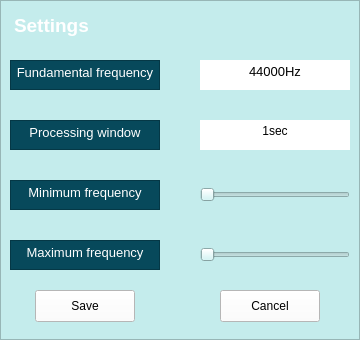
AndBarata/Multimedia-Systems, file Project/guiPages/SettingsPopUp.ui: the form before one commit.
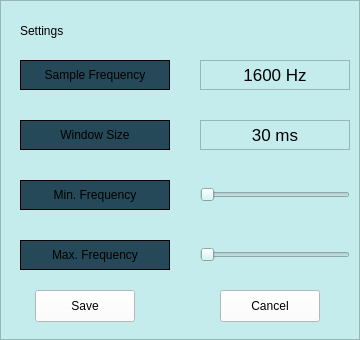
The form after the commit.

Diff of the .ui file:
```diff
--- a/Project/guiPages/SettingsPopUp.ui
+++ b/Project/guiPages/SettingsPopUp.ui
@@ -49,224 +49,6 @@
    <property name="frameShadow">
     <enum>QFrame::Raised</enum>
    </property>
-   <widget class="QTextEdit" name="settings">
-    <property name="geometry">
-     <rect>
-      <x>10</x>
-      <y>10</y>
-      <width>140</width>
-      <height>40</height>
-     </rect>
-    </property>
-    <property name="mouseTracking">
-     <bool>true</bool>
-    </property>
-    <property name="frameShape">
-     <enum>QFrame::NoFrame</enum>
-    </property>
-    <property name="verticalScrollBarPolicy">
-     <enum>Qt::ScrollBarAsNeeded</enum>
-    </property>
-    <property name="html">
-     <string>&lt;!DOCTYPE HTML PUBLIC &quot;-//W3C//DTD HTML 4.0//EN&quot; &quot;http://www.w3.org/TR/REC-html40/strict.dtd&quot;&gt;
-&lt;html&gt;&lt;head&gt;&lt;meta name=&quot;qrichtext&quot; content=&quot;1&quot; /&gt;&lt;meta charset=&quot;utf-8&quot; /&gt;&lt;style type=&quot;text/css&quot;&gt;
-p, li { white-space: pre-wrap; }
-hr { height: 1px; border-width: 0; }
-li.unchecked::marker { content: &quot;\2610&quot;; }
-li.checked::marker { content: &quot;\2612&quot;; }
-&lt;/style&gt;&lt;/head&gt;&lt;body style=&quot; font-family:'.AppleSystemUIFont'; font-size:13pt; font-weight:400; font-style:normal;&quot;&gt;
-&lt;p style=&quot; margin-top:12px; margin-bottom:12px; margin-left:0px; margin-right:0px; -qt-block-indent:0; text-indent:0px;&quot;&gt;&lt;span style=&quot; font-family:'Segoe UI'; font-size:14pt; font-weight:700; color:#ffffff;&quot;&gt;Settings&lt;/span&gt;&lt;/p&gt;&lt;/body&gt;&lt;/html&gt;</string>
-    </property>
-   </widget>
-   <widget class="QTextEdit" name="f0">
-    <property name="geometry">
-     <rect>
-      <x>10</x>
-      <y>60</y>
-      <width>150</width>
-      <height>30</height>
-     </rect>
-    </property>
-    <property name="autoFillBackground">
-     <bool>false</bool>
-    </property>
-    <property name="styleSheet">
-     <string notr="true">background-color: rgb(7, 73, 91);</string>
-    </property>
-    <property name="frameShape">
-     <enum>QFrame::StyledPanel</enum>
-    </property>
-    <property name="frameShadow">
-     <enum>QFrame::Sunken</enum>
-    </property>
-    <property name="html">
-     <string>&lt;!DOCTYPE HTML PUBLIC &quot;-//W3C//DTD HTML 4.0//EN&quot; &quot;http://www.w3.org/TR/REC-html40/strict.dtd&quot;&gt;
-&lt;html&gt;&lt;head&gt;&lt;meta name=&quot;qrichtext&quot; content=&quot;1&quot; /&gt;&lt;meta charset=&quot;utf-8&quot; /&gt;&lt;style type=&quot;text/css&quot;&gt;
-p, li { white-space: pre-wrap; }
-hr { height: 1px; border-width: 0; }
-li.unchecked::marker { content: &quot;\2610&quot;; }
-li.checked::marker { content: &quot;\2612&quot;; }
-&lt;/style&gt;&lt;/head&gt;&lt;body style=&quot; font-family:'.AppleSystemUIFont'; font-size:13pt; font-weight:400; font-style:normal;&quot;&gt;
-&lt;p align=&quot;center&quot; style=&quot; margin-top:0px; margin-bottom:0px; margin-left:0px; margin-right:0px; -qt-block-indent:0; text-indent:0px;&quot;&gt;&lt;span style=&quot; font-family:'Segoe UI'; font-size:10pt; color:#ffffff;&quot;&gt;Fundamental frequency&lt;/span&gt;&lt;/p&gt;&lt;/body&gt;&lt;/html&gt;</string>
-    </property>
-   </widget>
-   <widget class="QTextEdit" name="processing_window">
-    <property name="geometry">
-     <rect>
-      <x>10</x>
-      <y>120</y>
-      <width>150</width>
-      <height>30</height>
-     </rect>
-    </property>
-    <property name="autoFillBackground">
-     <bool>false</bool>
-    </property>
-    <property name="styleSheet">
-     <string notr="true">background-color: rgb(7, 73, 91);</string>
-    </property>
-    <property name="frameShadow">
-     <enum>QFrame::Sunken</enum>
-    </property>
-    <property name="html">
-     <string>&lt;!DOCTYPE HTML PUBLIC &quot;-//W3C//DTD HTML 4.0//EN&quot; &quot;http://www.w3.org/TR/REC-html40/strict.dtd&quot;&gt;
-&lt;html&gt;&lt;head&gt;&lt;meta name=&quot;qrichtext&quot; content=&quot;1&quot; /&gt;&lt;meta charset=&quot;utf-8&quot; /&gt;&lt;style type=&quot;text/css&quot;&gt;
-p, li { white-space: pre-wrap; }
-hr { height: 1px; border-width: 0; }
-li.unchecked::marker { content: &quot;\2610&quot;; }
-li.checked::marker { content: &quot;\2612&quot;; }
-&lt;/style&gt;&lt;/head&gt;&lt;body style=&quot; font-family:'.AppleSystemUIFont'; font-size:13pt; font-weight:400; font-style:normal;&quot;&gt;
-&lt;p align=&quot;center&quot; style=&quot; margin-top:0px; margin-bottom:0px; margin-left:0px; margin-right:0px; -qt-block-indent:0; text-indent:0px;&quot;&gt;&lt;span style=&quot; font-family:'Segoe UI'; font-size:10pt; color:#ffffff;&quot;&gt;Processing window&lt;/span&gt;&lt;/p&gt;&lt;/body&gt;&lt;/html&gt;</string>
-    </property>
-   </widget>
-   <widget class="QTextEdit" name="minfreq">
-    <property name="geometry">
-     <rect>
-      <x>10</x>
-      <y>180</y>
-      <width>150</width>
-      <height>30</height>
-     </rect>
-    </property>
-    <property name="autoFillBackground">
-     <bool>false</bool>
-    </property>
-    <property name="styleSheet">
-     <string notr="true">background-color: rgb(7, 73, 91);</string>
-    </property>
-    <property name="frameShape">
-     <enum>QFrame::StyledPanel</enum>
-    </property>
-    <property name="frameShadow">
-     <enum>QFrame::Sunken</enum>
-    </property>
-    <property name="html">
-     <string>&lt;!DOCTYPE HTML PUBLIC &quot;-//W3C//DTD HTML 4.0//EN&quot; &quot;http://www.w3.org/TR/REC-html40/strict.dtd&quot;&gt;
-&lt;html&gt;&lt;head&gt;&lt;meta name=&quot;qrichtext&quot; content=&quot;1&quot; /&gt;&lt;meta charset=&quot;utf-8&quot; /&gt;&lt;style type=&quot;text/css&quot;&gt;
-p, li { white-space: pre-wrap; }
-hr { height: 1px; border-width: 0; }
-li.unchecked::marker { content: &quot;\2610&quot;; }
-li.checked::marker { content: &quot;\2612&quot;; }
-&lt;/style&gt;&lt;/head&gt;&lt;body style=&quot; font-family:'.AppleSystemUIFont'; font-size:13pt; font-weight:400; font-style:normal;&quot;&gt;
-&lt;p align=&quot;center&quot; style=&quot; margin-top:0px; margin-bottom:0px; margin-left:0px; margin-right:0px; -qt-block-indent:0; text-indent:0px;&quot;&gt;&lt;span style=&quot; font-family:'Segoe UI'; font-size:10pt; color:#ffffff;&quot;&gt;Minimum frequency&lt;/span&gt;&lt;/p&gt;&lt;/body&gt;&lt;/html&gt;</string>
-    </property>
-   </widget>
-   <widget class="QTextEdit" name="maxfreq">
-    <property name="geometry">
-     <rect>
-      <x>10</x>
-      <y>240</y>
-      <width>150</width>
-      <height>30</height>
-     </rect>
-    </property>
-    <property name="autoFillBackground">
-     <bool>false</bool>
-    </property>
-    <property name="styleSheet">
-     <string notr="true">background-color: rgb(7, 73, 91);</string>
-    </property>
-    <property name="frameShape">
-     <enum>QFrame::StyledPanel</enum>
-    </property>
-    <property name="frameShadow">
-     <enum>QFrame::Sunken</enum>
-    </property>
-    <property name="html">
-     <string>&lt;!DOCTYPE HTML PUBLIC &quot;-//W3C//DTD HTML 4.0//EN&quot; &quot;http://www.w3.org/TR/REC-html40/strict.dtd&quot;&gt;
-&lt;html&gt;&lt;head&gt;&lt;meta name=&quot;qrichtext&quot; content=&quot;1&quot; /&gt;&lt;meta charset=&quot;utf-8&quot; /&gt;&lt;style type=&quot;text/css&quot;&gt;
-p, li { white-space: pre-wrap; }
-hr { height: 1px; border-width: 0; }
-li.unchecked::marker { content: &quot;\2610&quot;; }
-li.checked::marker { content: &quot;\2612&quot;; }
-&lt;/style&gt;&lt;/head&gt;&lt;body style=&quot; font-family:'.AppleSystemUIFont'; font-size:13pt; font-weight:400; font-style:normal;&quot;&gt;
-&lt;p align=&quot;center&quot; style=&quot; margin-top:0px; margin-bottom:0px; margin-left:0px; margin-right:0px; -qt-block-indent:0; text-indent:0px;&quot;&gt;&lt;span style=&quot; font-family:'Segoe UI'; font-size:10pt; color:#ffffff;&quot;&gt;Maximum frequency&lt;/span&gt;&lt;/p&gt;&lt;/body&gt;&lt;/html&gt;</string>
-    </property>
-   </widget>
-   <widget class="QTextEdit" name="f0_input">
-    <property name="geometry">
-     <rect>
-      <x>200</x>
-      <y>60</y>
-      <width>150</width>
-      <height>30</height>
-     </rect>
-    </property>
-    <property name="autoFillBackground">
-     <bool>false</bool>
-    </property>
-    <property name="styleSheet">
-     <string notr="true">background-color: rgb(255, 255, 255);</string>
-    </property>
-    <property name="frameShape">
-     <enum>QFrame::NoFrame</enum>
-    </property>
-    <property name="frameShadow">
-     <enum>QFrame::Sunken</enum>
-    </property>
-    <property name="html">
-     <string>&lt;!DOCTYPE HTML PUBLIC &quot;-//W3C//DTD HTML 4.0//EN&quot; &quot;http://www.w3.org/TR/REC-html40/strict.dtd&quot;&gt;
-&lt;html&gt;&lt;head&gt;&lt;meta name=&quot;qrichtext&quot; content=&quot;1&quot; /&gt;&lt;meta charset=&quot;utf-8&quot; /&gt;&lt;style type=&quot;text/css&quot;&gt;
-p, li { white-space: pre-wrap; }
-hr { height: 1px; border-width: 0; }
-li.unchecked::marker { content: &quot;\2610&quot;; }
-li.checked::marker { content: &quot;\2612&quot;; }
-&lt;/style&gt;&lt;/head&gt;&lt;body style=&quot; font-family:'.AppleSystemUIFont'; font-size:13pt; font-weight:400; font-style:normal;&quot;&gt;
-&lt;p align=&quot;center&quot; style=&quot; margin-top:0px; margin-bottom:0px; margin-left:0px; margin-right:0px; -qt-block-indent:0; text-indent:0px;&quot;&gt;&lt;span style=&quot; font-family:'Segoe UI'; font-size:10pt; color:#000000;&quot;&gt;44000Hz&lt;/span&gt;&lt;/p&gt;&lt;/body&gt;&lt;/html&gt;</string>
-    </property>
-   </widget>
-   <widget class="QTextEdit" name="processing_window_input">
-    <property name="geometry">
-     <rect>
-      <x>200</x>
-      <y>120</y>
-      <width>150</width>
-      <height>30</height>
-     </rect>
-    </property>
-    <property name="autoFillBackground">
-     <bool>false</bool>
-    </property>
-    <property name="styleSheet">
-     <string notr="true">background-color: rgb(255, 255, 255);</string>
-    </property>
-    <property name="frameShape">
-     <enum>QFrame::NoFrame</enum>
-    </property>
-    <property name="frameShadow">
-     <enum>QFrame::Sunken</enum>
-    </property>
-    <property name="html">
-     <string>&lt;!DOCTYPE HTML PUBLIC &quot;-//W3C//DTD HTML 4.0//EN&quot; &quot;http://www.w3.org/TR/REC-html40/strict.dtd&quot;&gt;
-&lt;html&gt;&lt;head&gt;&lt;meta name=&quot;qrichtext&quot; content=&quot;1&quot; /&gt;&lt;meta charset=&quot;utf-8&quot; /&gt;&lt;style type=&quot;text/css&quot;&gt;
-p, li { white-space: pre-wrap; }
-hr { height: 1px; border-width: 0; }
-li.unchecked::marker { content: &quot;\2610&quot;; }
-li.checked::marker { content: &quot;\2612&quot;; }
-&lt;/style&gt;&lt;/head&gt;&lt;body style=&quot; font-family:'.AppleSystemUIFont'; font-size:13pt; font-weight:400; font-style:normal;&quot;&gt;
-&lt;p align=&quot;center&quot; style=&quot; margin-top:0px; margin-bottom:0px; margin-left:0px; margin-right:0px; -qt-block-indent:0; text-indent:0px;&quot;&gt;&lt;span style=&quot; font-family:'Segoe UI'; font-size:9pt;&quot;&gt;1sec&lt;/span&gt;&lt;/p&gt;&lt;/body&gt;&lt;/html&gt;</string>
-    </property>
-   </widget>
    <widget class="QSlider" name="minfreq_slider">
     <property name="geometry">
      <rect>
@@ -328,6 +110,181 @@
      <string>Cancel</string>
     </property>
    </widget>
+   <widget class="QLabel" name="label_4">
+    <property name="geometry">
+     <rect>
+      <x>20</x>
+      <y>60</y>
+      <width>150</width>
+      <height>30</height>
+     </rect>
+    </property>
+    <property name="styleSheet">
+     <string notr="true">font: 13pt &quot;Arial&quot;;
+background-color: rgb(38, 73, 89);
+border-color: rgb(38, 72, 89);</string>
+    </property>
+    <property name="frameShape">
+     <enum>QFrame::Box</enum>
+    </property>
+    <property name="text">
+     <string>Sample Frequency</string>
+    </property>
+    <property name="alignment">
+     <set>Qt::AlignCenter</set>
+    </property>
+   </widget>
+   <widget class="QTextEdit" name="textEdit_2">
+    <property name="geometry">
+     <rect>
+      <x>200</x>
+      <y>60</y>
+      <width>150</width>
+      <height>30</height>
+     </rect>
+    </property>
+    <property name="styleSheet">
+     <string notr="true">font: 13pt &quot;Arial&quot;;
+color: black;
+border-color: rgb(38, 72, 89);</string>
+    </property>
+    <property name="frameShape">
+     <enum>QFrame::StyledPanel</enum>
+    </property>
+    <property name="frameShadow">
+     <enum>QFrame::Plain</enum>
+    </property>
+    <property name="html">
+     <string>&lt;!DOCTYPE HTML PUBLIC &quot;-//W3C//DTD HTML 4.0//EN&quot; &quot;http://www.w3.org/TR/REC-html40/strict.dtd&quot;&gt;
+&lt;html&gt;&lt;head&gt;&lt;meta name=&quot;qrichtext&quot; content=&quot;1&quot; /&gt;&lt;meta charset=&quot;utf-8&quot; /&gt;&lt;style type=&quot;text/css&quot;&gt;
+p, li { white-space: pre-wrap; }
+hr { height: 1px; border-width: 0; }
+li.unchecked::marker { content: &quot;\2610&quot;; }
+li.checked::marker { content: &quot;\2612&quot;; }
+&lt;/style&gt;&lt;/head&gt;&lt;body style=&quot; font-family:'Arial'; font-size:13pt; font-weight:400; font-style:normal;&quot;&gt;
+&lt;p align=&quot;center&quot; style=&quot; margin-top:0px; margin-bottom:0px; margin-left:0px; margin-right:0px; -qt-block-indent:0; text-indent:0px;&quot;&gt;1600 Hz&lt;/p&gt;&lt;/body&gt;&lt;/html&gt;</string>
+    </property>
+   </widget>
+   <widget class="QLabel" name="label_5">
+    <property name="geometry">
+     <rect>
+      <x>20</x>
+      <y>20</y>
+      <width>141</width>
+      <height>21</height>
+     </rect>
+    </property>
+    <property name="styleSheet">
+     <string notr="true">color: black;
+font: 18pt &quot;Arial&quot;;</string>
+    </property>
+    <property name="text">
+     <string>Settings</string>
+    </property>
+   </widget>
+   <widget class="QLabel" name="label_6">
+    <property name="geometry">
+     <rect>
+      <x>20</x>
+      <y>240</y>
+      <width>150</width>
+      <height>30</height>
+     </rect>
+    </property>
+    <property name="styleSheet">
+     <string notr="true">font: 13pt &quot;Arial&quot;;
+background-color: rgb(38, 73, 89);
+border-color: rgb(38, 72, 89);</string>
+    </property>
+    <property name="frameShape">
+     <enum>QFrame::Box</enum>
+    </property>
+    <property name="text">
+     <string>Max. Frequency</string>
+    </property>
+    <property name="alignment">
+     <set>Qt::AlignCenter</set>
+    </property>
+   </widget>
+   <widget class="QLabel" name="label_7">
+    <property name="geometry">
+     <rect>
+      <x>20</x>
+      <y>120</y>
+      <width>150</width>
+      <height>30</height>
+     </rect>
+    </property>
+    <property name="styleSheet">
+     <string notr="true">font: 13pt &quot;Arial&quot;;
+background-color: rgb(38, 73, 89);
+border-color: rgb(38, 72, 89);</string>
+    </property>
+    <property name="frameShape">
+     <enum>QFrame::Box</enum>
+    </property>
+    <property name="text">
+     <string>Window Size</string>
+    </property>
+    <property name="alignment">
+     <set>Qt::AlignCenter</set>
+    </property>
+   </widget>
+   <widget class="QLabel" name="label_8">
+    <property name="geometry">
+     <rect>
+      <x>20</x>
+      <y>180</y>
+      <width>150</width>
+      <height>30</height>
+     </rect>
+    </property>
+    <property name="styleSheet">
+     <string notr="true">font: 13pt &quot;Arial&quot;;
+background-color: rgb(38, 73, 89);
+border-color: rgb(38, 72, 89);</string>
+    </property>
+    <property name="frameShape">
+     <enum>QFrame::Box</enum>
+    </property>
+    <property name="text">
+     <string>Min. Frequency</string>
+    </property>
+    <property name="alignment">
+     <set>Qt::AlignCenter</set>
+    </property>
+   </widget>
+   <widget class="QTextEdit" name="textEdit_3">
+    <property name="geometry">
+     <rect>
+      <x>200</x>
+      <y>120</y>
+      <width>150</width>
+      <height>30</height>
+     </rect>
+    </property>
+    <property name="styleSheet">
+     <string notr="true">font: 13pt &quot;Arial&quot;;
+color: black;
+border-color: rgb(38, 72, 89);</string>
+    </property>
+    <property name="frameShape">
+     <enum>QFrame::StyledPanel</enum>
+    </property>
+    <property name="frameShadow">
+     <enum>QFrame::Plain</enum>
+    </property>
+    <property name="html">
+     <string>&lt;!DOCTYPE HTML PUBLIC &quot;-//W3C//DTD HTML 4.0//EN&quot; &quot;http://www.w3.org/TR/REC-html40/strict.dtd&quot;&gt;
+&lt;html&gt;&lt;head&gt;&lt;meta name=&quot;qrichtext&quot; content=&quot;1&quot; /&gt;&lt;meta charset=&quot;utf-8&quot; /&gt;&lt;style type=&quot;text/css&quot;&gt;
+p, li { white-space: pre-wrap; }
+hr { height: 1px; border-width: 0; }
+li.unchecked::marker { content: &quot;\2610&quot;; }
+li.checked::marker { content: &quot;\2612&quot;; }
+&lt;/style&gt;&lt;/head&gt;&lt;body style=&quot; font-family:'Arial'; font-size:13pt; font-weight:400; font-style:normal;&quot;&gt;
+&lt;p align=&quot;center&quot; style=&quot; margin-top:0px; margin-bottom:0px; margin-left:0px; margin-right:0px; -qt-block-indent:0; text-indent:0px;&quot;&gt;30 ms&lt;/p&gt;&lt;/body&gt;&lt;/html&gt;</string>
+    </property>
+   </widget>
   </widget>
  </widget>
  <resources/>
```
Left out of the diff: 10 changed lines with no effect on the pictures.
